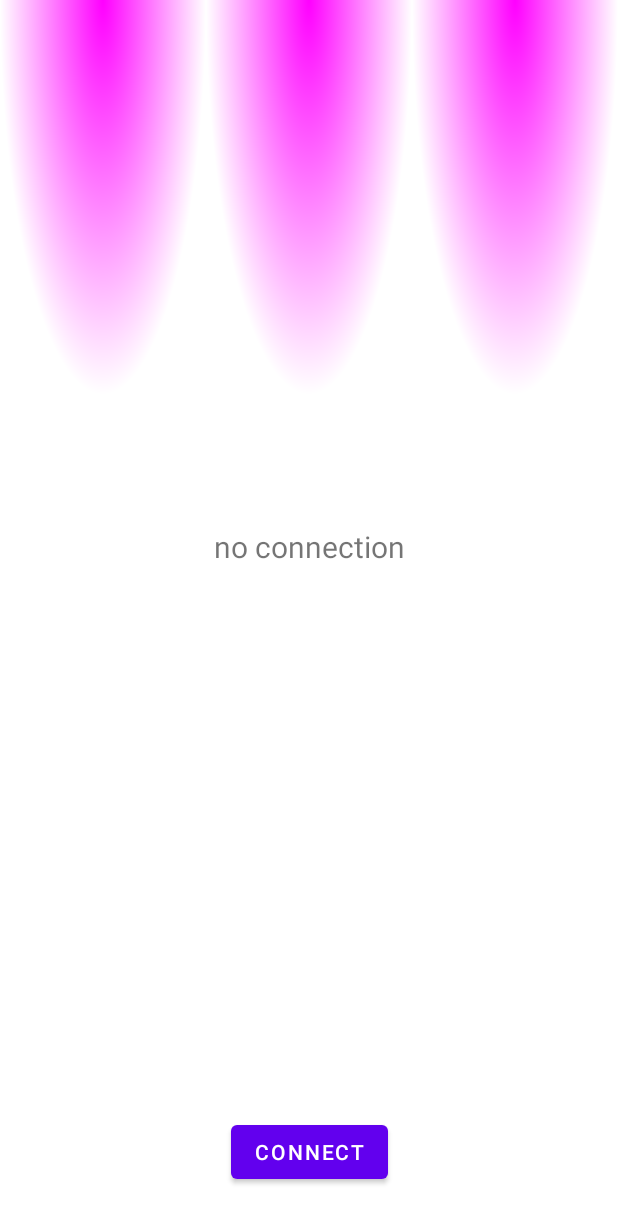
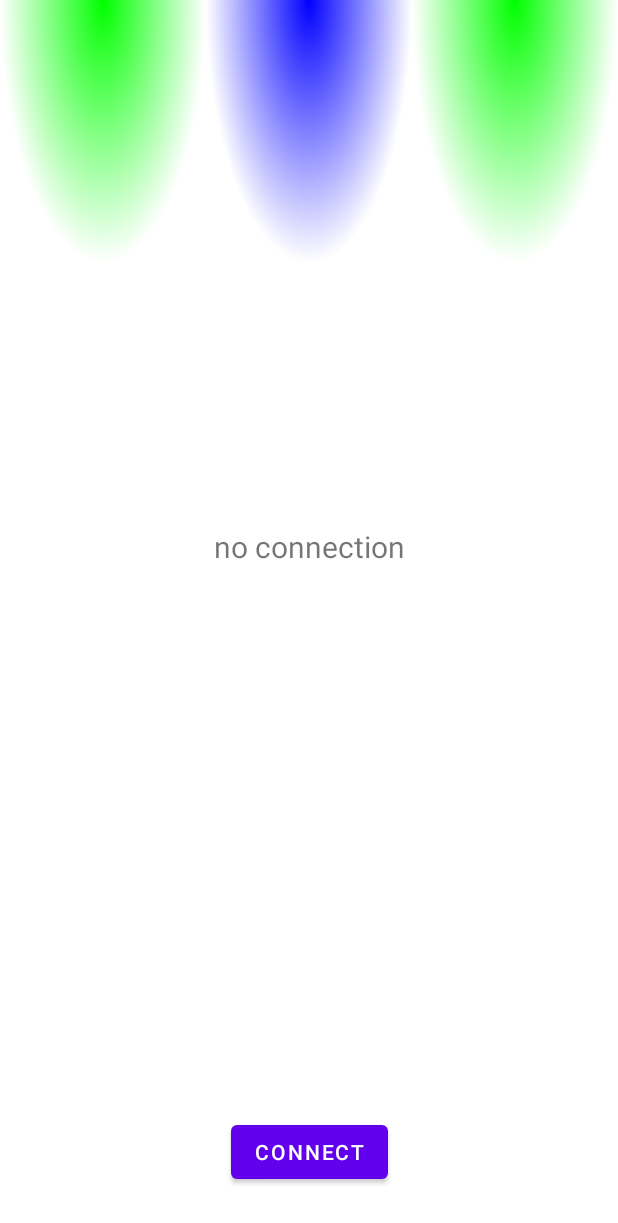
Before and after one commit to IvanNehaev/SmartLed, an Android app: the screen it shows after launch (MainActivity), on a phone screen of 412 x 824 dp. Shown: the top 1223 px of the screen. Run offline under Robolectric (Android 15) with nearby library versions, the phone set to English and light mode, and no system bars; our stand-ins replace Dagger/Hilt's generated code.

Commit message:
FairyLightView: - добавлено поле fairyLightsCount для получения количества лампочек в гирлянде - добавлена функция setFairyLightColor, для установки цвета лампочки по индексу

```diff
--- a/app/src/main/java/com/nekhaev/android/smartled/presentation/connection/ConnectionFragment.kt
+++ b/app/src/main/java/com/nekhaev/android/smartled/presentation/connection/ConnectionFragment.kt
@@ -1,5 +1,6 @@
 package com.nekhaev.android.smartled.presentation.connection
 
+import android.graphics.Color
 import android.os.Bundle
 import android.view.View
 import android.widget.Button
@@ -10,19 +11,22 @@ import androidx.fragment.app.viewModels
 import androidx.lifecycle.lifecycleScope
 import com.nekhaev.android.smartled.R
 import com.nekhaev.android.smartled.presentation.control_panel.ControlPanelFragment
-import com.nekhaev.android.smartled.presentation.views.ColorPickerView
+import com.nekhaev.android.smartled.presentation.views.fairyLightView.FairyLightsView
 import dagger.hilt.android.AndroidEntryPoint
-import kotlinx.coroutines.flow.collectLatest
+import kotlinx.coroutines.Dispatchers
+import kotlinx.coroutines.delay
+import kotlinx.coroutines.launch
 import java.lang.IllegalStateException
 
 @AndroidEntryPoint
-class ConnectionFragment: Fragment(R.layout.fragment_connection) {
+class ConnectionFragment : Fragment(R.layout.fragment_connection) {
 
     private val TAG = ConnectionFragment::class.java.simpleName.toString()
 
     private lateinit var mBtnConnect: Button
     private lateinit var mProgress: ProgressBar
     private lateinit var mTxtConnectionResult: TextView
+    private lateinit var mFairyLightsView: FairyLightsView
 
     private val viewModel: ConnectionViewModel by viewModels()
 
@@ -33,6 +37,25 @@ class ConnectionFragment: Fragment(R.layout.fragment_connection) {
         setStateObserver()
     }
 
+    override fun onResume() {
+        super.onResume()
+
+        lifecycleScope.launch(Dispatchers.Main) {
+            var index = 0
+
+            while (true) {
+                mFairyLightsView.setFairyLightColor(index, Color.GREEN)
+                if (index < mFairyLightsView.fairyLightsCount - 1) {
+                    index++
+                } else {
+                    index = 0
+                }
+                mFairyLightsView.setFairyLightColor(index, Color.BLUE)
+                delay(500)
+            }
+        }
+    }
+
     private fun setupUi(view: View) {
         mProgress = view.findViewById(R.id.connection_progress)
         mTxtConnectionResult = view.findViewById(R.id.connection_txtConnectionResult)
@@ -40,6 +63,8 @@ class ConnectionFragment: Fragment(R.layout.fragment_connection) {
         mBtnConnect.setOnClickListener {
             viewModel.onButtonConnectClick()
         }
+
+        mFairyLightsView = view.findViewById(R.id.fairyLightsView)
     }
 
     private fun setStateObserver() {
--- a/app/src/main/java/com/nekhaev/android/smartled/presentation/views/fairyLightView/FairyLight.kt
+++ b/app/src/main/java/com/nekhaev/android/smartled/presentation/views/fairyLightView/FairyLight.kt
@@ -1,8 +1,10 @@
 package com.nekhaev.android.smartled.presentation.views.fairyLightView
 
 import android.graphics.Paint
+import androidx.annotation.ColorInt
 
 class FairyLight(
-    var paint: Paint
+    @ColorInt
+    var color: Int
 ) {
 }
--- a/app/src/main/java/com/nekhaev/android/smartled/presentation/views/fairyLightView/FairyLightsView.kt
+++ b/app/src/main/java/com/nekhaev/android/smartled/presentation/views/fairyLightView/FairyLightsView.kt
@@ -4,22 +4,29 @@ import android.content.Context
 import android.graphics.*
 import android.util.AttributeSet
 import android.view.View
-import androidx.core.graphics.transform
+import java.lang.Exception
 import kotlin.math.min
 
 
 class FairyLightsView : View {
 
     companion object {
-        private const val MIN_LIGHT_WIDTH = 200
+        private const val MIN_LIGHT_WIDTH = 200f
     }
+
+    var fairyLightsCount
+        get() = mFairyLightsCount
+        private set(value) {}
+
 
 
     private var mFairyLightsCount = 1 // Count of fairyLights
-    private var mFairyLightsWidth = 100f
-    private var mFairyLightsHeight = 100f
+    private var mFairyLightsWidth = MIN_LIGHT_WIDTH
+    private var mFairyLightsHeight = MIN_LIGHT_WIDTH
 
     private var mFairyLightsList = mutableListOf<FairyLight>()
+
+    val fairyLightsList: List<FairyLight> = mFairyLightsList
 
     constructor(context: Context) : super(context, null)
 
@@ -54,67 +61,39 @@ class FairyLightsView : View {
 
         canvas?.let {
             drawFairyLights(canvas)
-//            drawTestLines(canvas, 0f, 0f, Color.RED)
-//            drawTestLines(canvas, 300f, 0f, Color.GREEN)
-//            drawTestLines(canvas, 600f, 0f, Color.BLUE)
         }
     }
 
-    private fun createShader(height: Float, startColor: Int, endColor: Int): Shader {
-        return LinearGradient(
-            0f, 0f, 0f, height,
-            startColor,
-            endColor,
-            Shader.TileMode.CLAMP
-        )
-    }
+    fun setFairyLightColor(number: Int, color: Int) {
+        try {
+            mFairyLightsList[number].color = color
+            this.invalidate()
+        } catch (e: Exception) {
 
-    private fun createHorizontalGradShader(
-        width: Float,
-        startColor: Int,
-        endColor: Int
-    ): Shader {
-        return LinearGradient(
-            0f, 0f, width, 0f,
-            startColor,
-            endColor,
-            Shader.TileMode.CLAMP
-        )
-    }
-
-    private fun prepareFairyLightParams(width: Int, height: Int) {
-        mFairyLightsCount = width / MIN_LIGHT_WIDTH
-        mFairyLightsWidth = width.toFloat() / mFairyLightsCount
-        mFairyLightsHeight = height.toFloat()
-
-
-        for (i in 0 until mFairyLightsCount) {
-            val paint = Paint(Paint.ANTI_ALIAS_FLAG)
-            paint.shader = createShader(
-                height = mFairyLightsHeight,
-                startColor = Color.RED,
-                endColor = Color.WHITE
-            )
-
-            mFairyLightsList.add(FairyLight(paint))
         }
 
     }
 
+    private fun prepareFairyLightParams(width: Int, height: Int) {
+        mFairyLightsCount = width / MIN_LIGHT_WIDTH.toInt()
+        mFairyLightsWidth = width.toFloat() / mFairyLightsCount
+        mFairyLightsHeight = height.toFloat()
+
+        for (i in 0 until mFairyLightsCount) {
+            mFairyLightsList.add(FairyLight(Color.GREEN))
+        }
+    }
+
     private fun drawFairyLights(canvas: Canvas) {
         var startX = 0f
-        var endX = mFairyLightsWidth
 
         mFairyLightsList.map { fairyLight ->
-//            canvas.drawRect(startX, 0f, endX, mFairyLightsHeight, fairyLight.paint)
-//            startX += mFairyLightsWidth
-//            endX += mFairyLightsWidth
-            drawTestLines(canvas, startX, 0f, Color.MAGENTA)
+            drawFairyLight(canvas, startX, 0f, fairyLight.color)
             startX += mFairyLightsWidth
         }
     }
 
-    private fun drawTestLines(canvas: Canvas, x: Float, y: Float, color: Int) {
+    private fun drawFairyLight(canvas: Canvas, x: Float, y: Float, color: Int) {
         val lineHeight = mFairyLightsHeight
         val lineWidth = mFairyLightsWidth
 
@@ -123,7 +102,7 @@ class FairyLightsView : View {
         // Matrix for scaling
         val matrix = Matrix()
         matrix.reset()
-        matrix.setScale(1f, scaleFactor*1.5f, x + lineWidth / 2, y)
+        matrix.setScale(1f, scaleFactor * 1f, x + lineWidth / 2, y)
 
         // Radial gradient shader
         val shader = RadialGradient(
@@ -141,12 +120,10 @@ class FairyLightsView : View {
         val paint = Paint(Paint.ANTI_ALIAS_FLAG)
         paint.shader = shader
 
-
         val rect = RectF(x, y, x + lineWidth, y + lineWidth / 2)
 
         val path = Path()
         path.addRect(rect, Path.Direction.CW)
-
         path.transform(matrix)
 
         canvas.drawPath(path, paint)
--- a/app/src/main/res/layout/fragment_connection.xml
+++ b/app/src/main/res/layout/fragment_connection.xml
@@ -6,6 +6,7 @@
     android:layout_height="match_parent">
 
     <com.nekhaev.android.smartled.presentation.views.fairyLightView.FairyLightsView
+        android:id="@+id/fairyLightsView"
         android:layout_width="match_parent"
         android:layout_height="0dp"
         app:layout_constraintBottom_toTopOf="@+id/connection_txtConnectionResult"
```
